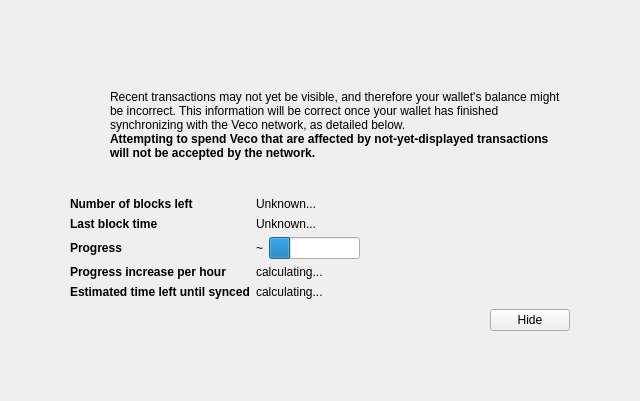
Qt form src/qt/forms/modaloverlay.ui (CryptoDevelopmentServices/AdventureCoin) before a commit.
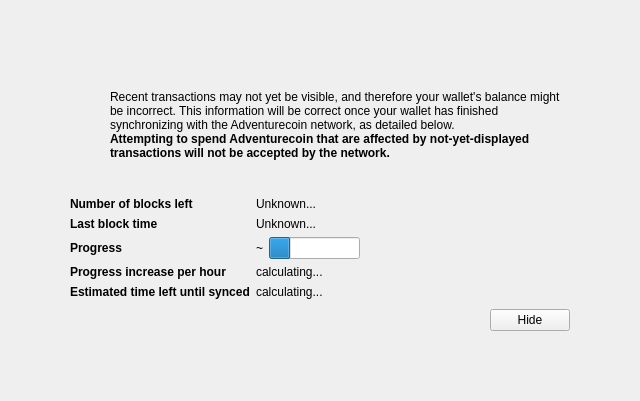
The same form after that commit. Icons and pictures are not drawn. Custom widgets are drawn as their Qt base class.

The edit to the form file:
```diff
--- a/src/qt/forms/modaloverlay.ui
+++ b/src/qt/forms/modaloverlay.ui
@@ -128,7 +128,7 @@
              <item>
               <widget class="QLabel" name="infoText">
                <property name="text">
-                <string>Recent transactions may not yet be visible, and therefore your wallet's balance might be incorrect. This information will be correct once your wallet has finished synchronizing with the Veco network, as detailed below.</string>
+                <string>Recent transactions may not yet be visible, and therefore your wallet's balance might be incorrect. This information will be correct once your wallet has finished synchronizing with the Adventurecoin network, as detailed below.</string>
                </property>
                <property name="textFormat">
                 <enum>Qt::RichText</enum>
@@ -147,7 +147,7 @@
                 </font>
                </property>
                <property name="text">
-                <string>Attempting to spend Veco that are affected by not-yet-displayed transactions will not be accepted by the network.</string>
+                <string>Attempting to spend Adventurecoin that are affected by not-yet-displayed transactions will not be accepted by the network.</string>
                </property>
                <property name="textFormat">
                 <enum>Qt::RichText</enum>
```
